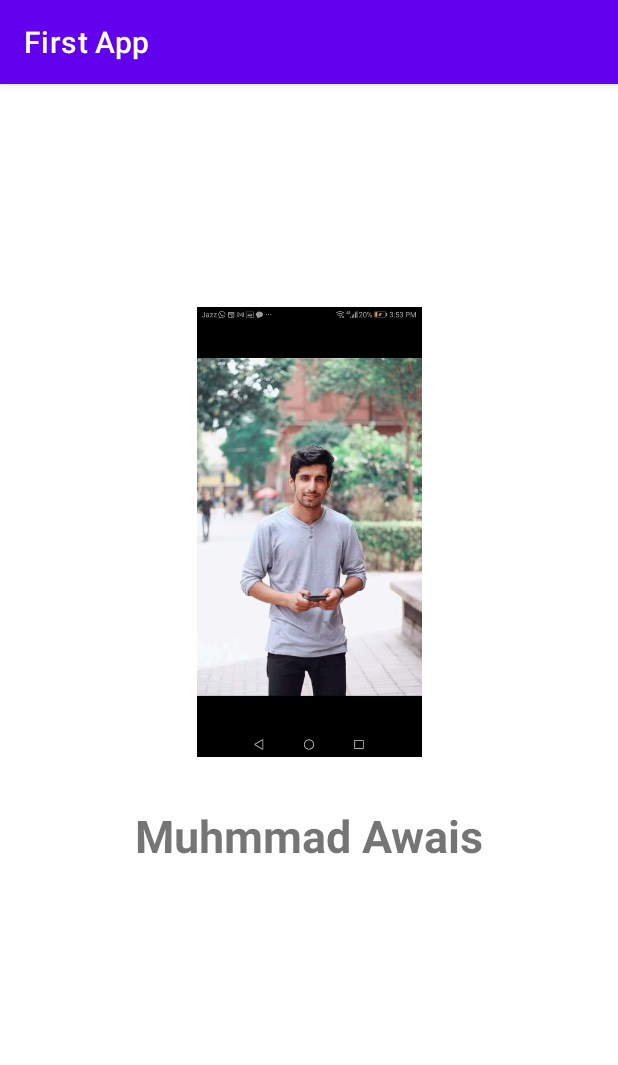
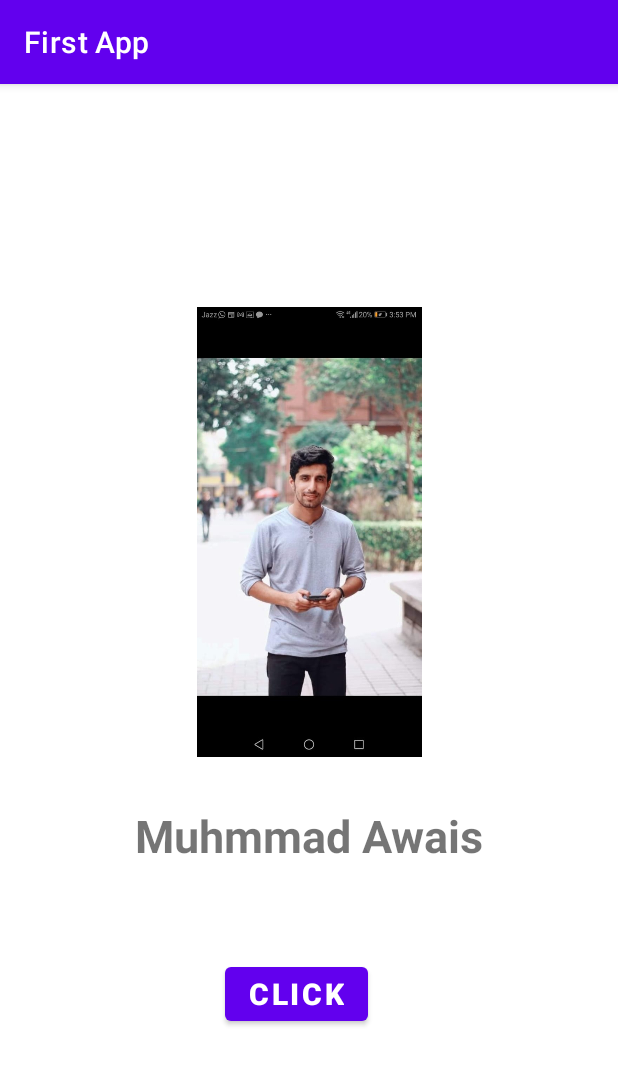
Before and after one commit to Awais525/first-app, an Android app: the screen it shows after launch (MainActivity), on a phone screen of 412 x 824 dp. Shown: the top 1065 px of the screen. Run offline under Robolectric (Android 15) with nearby library versions, the phone set to English and light mode, and no system bars.

Commit message:
changes in my project

```diff
--- a/app/src/main/res/layout/activity_main.xml
+++ b/app/src/main/res/layout/activity_main.xml
@@ -7,6 +7,7 @@
     tools:context=".MainActivity">
 
     <TextView
+        android:id="@+id/textView"
         android:layout_width="wrap_content"
         android:layout_height="wrap_content"
         android:text="Muhmmad Awais"
@@ -32,4 +33,20 @@
         app:layout_constraintVertical_bias="1.0"
         app:srcCompat="@drawable/aw" />
 
+    <Button
+        android:id="@+id/button"
+        android:layout_width="wrap_content"
+        android:layout_height="wrap_content"
+        android:layout_marginStart="150dp"
+        android:layout_marginTop="55dp"
+        android:layout_marginEnd="167dp"
+        android:layout_marginBottom="131dp"
+        android:text="Click"
+        android:textSize="20dp"
+        android:textStyle="bold"
+        app:layout_constraintBottom_toBottomOf="parent"
+        app:layout_constraintEnd_toEndOf="parent"
+        app:layout_constraintStart_toStartOf="parent"
+        app:layout_constraintTop_toBottomOf="@+id/textView" />
+
 </androidx.constraintlayout.widget.ConstraintLayout>
```
